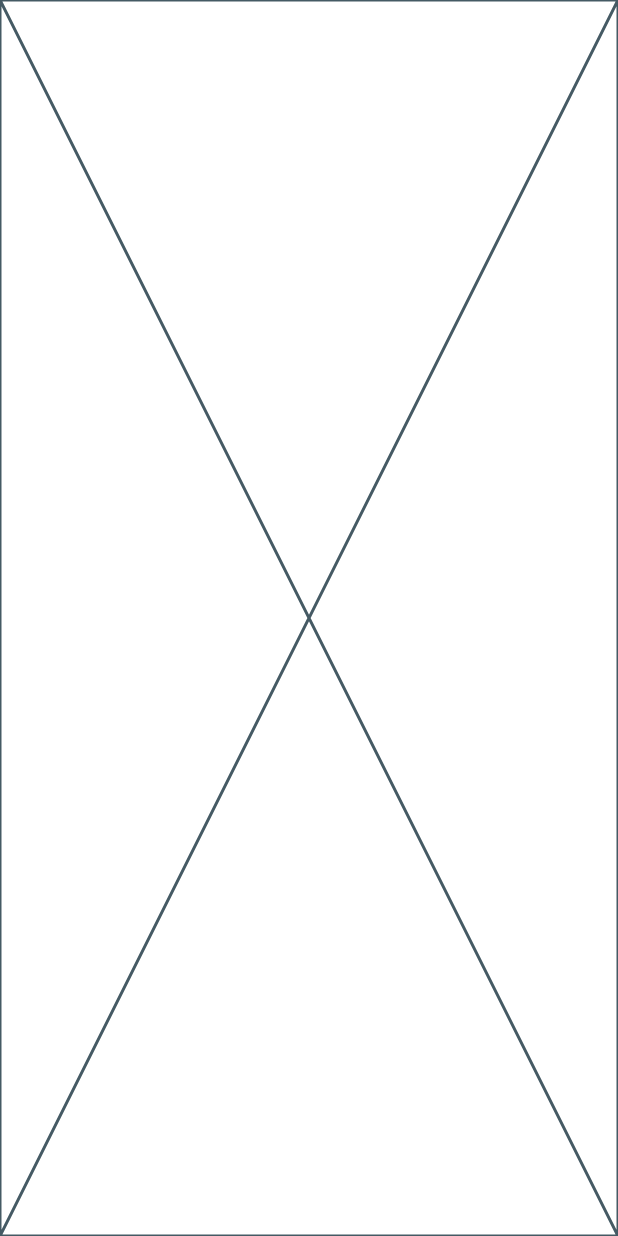
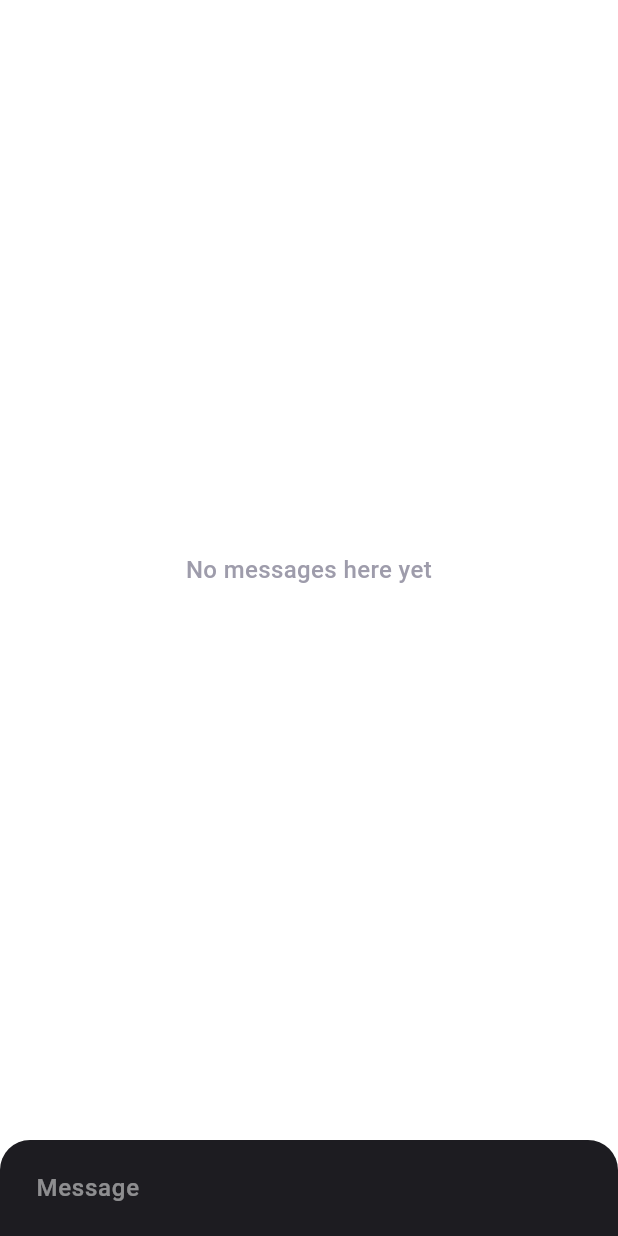
Before and after one commit to KaliopPraktyki/praktyki_projekt, a Flutter app: the screen it shows after launch, on a phone screen of 412 x 824 dp. Run offline on Flutter 3.47's test engine with Material 3 defaults, Android fonts, the phone set to English and light mode, and no system bars; our stand-ins replace flutter_chat_types, flutter_chat_ui.

Commit message:
basic chat

```diff
--- a/lib/screens/conversation.dart
+++ b/lib/screens/conversation.dart
@@ -1,4 +1,6 @@
 import 'package:flutter/material.dart';
+import 'package:flutter_chat_ui/flutter_chat_ui.dart';
+import 'package:flutter_chat_types/flutter_chat_types.dart' as types;
 
 class conversation extends StatefulWidget {
   const conversation({super.key});
@@ -8,8 +10,33 @@ class conversation extends StatefulWidget {
 }
 
 class _conversationState extends State<conversation> {
+
+  List<types.Message> _messages = [];
+  final _user = const types.User(
+    id: '82091008-a484-4a89-ae75-a22bf8d6f3ac',
+  );
+
   @override
   Widget build(BuildContext context) {
-    return const Placeholder();
+    return Scaffold(
+      body: Chat(messages: _messages, onSendPressed: _handleSendPressed, user: _user),
+    );
+  }
+
+  void _handleSendPressed(types.PartialText message) {
+    final textMessage = types.TextMessage(
+      author: _user,
+      createdAt: DateTime.now().millisecondsSinceEpoch,
+      id: "id",
+      text: message.text,
+    );
+
+    _addMessage(textMessage);
+  }
+
+  void _addMessage(types.Message message) {
+    setState(() {
+      _messages.insert(0, message);
+    });
   }
 }
```
